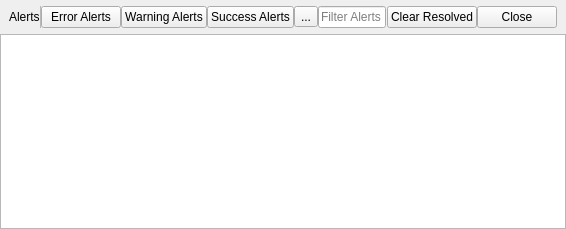
This is WidgetsModule/Notifier/notifyconsole.ui in HowCanidothis/DevLib as Qt 5 draws it before an edit. The edited form follows.
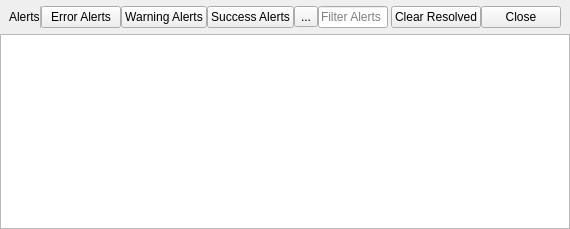
This is the edited form.

```diff
--- a/WidgetsModule/Notifier/notifyconsole.ui
+++ b/WidgetsModule/Notifier/notifyconsole.ui
@@ -6,7 +6,7 @@
    <rect>
     <x>0</x>
     <y>0</y>
-    <width>566</width>
+    <width>570</width>
     <height>229</height>
    </rect>
   </property>
```
Left out of the diff: 10 changed lines with no effect on the pictures.
